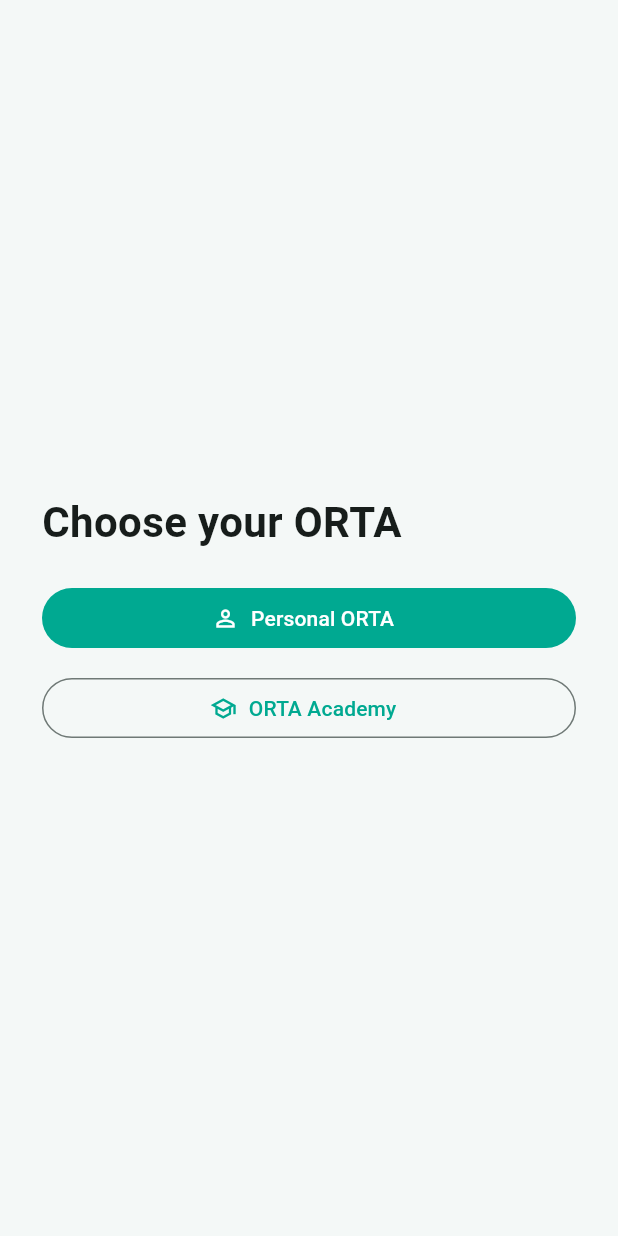
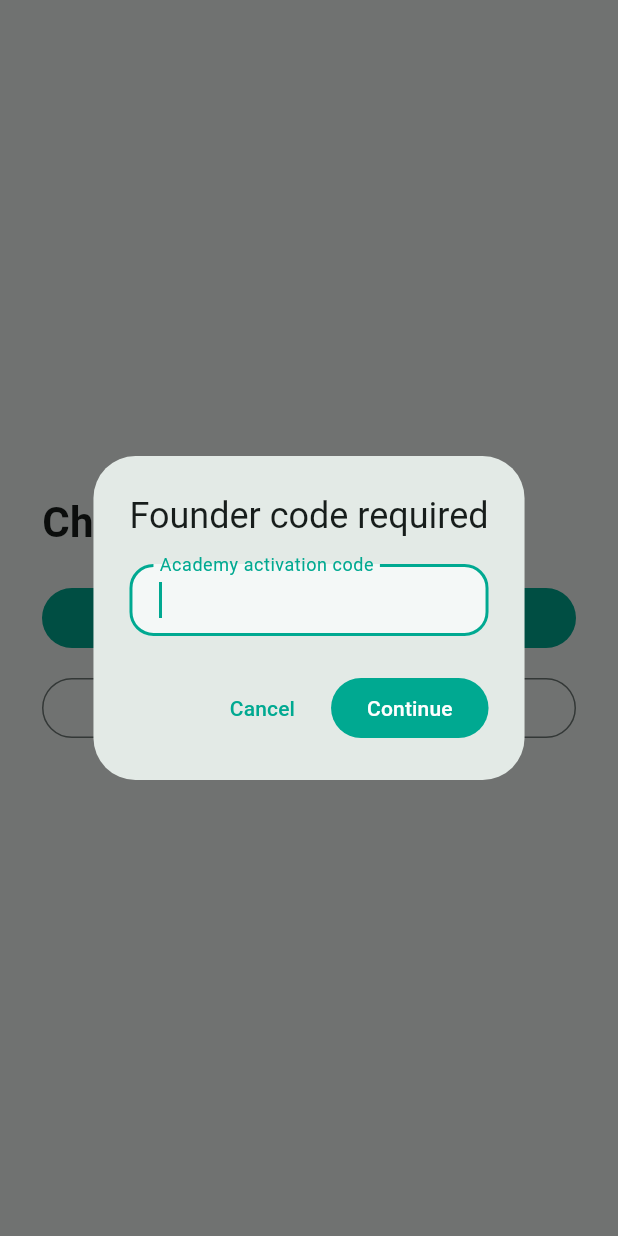
Before and after one commit to AkerkeAI/orta, a Flutter app: the _ModeChooser screen opened directly with empty values, after a tap on "ORTA Academy", on a phone screen of 412 x 824 dp. Run offline on Flutter 3.47's test engine with Material 3 defaults, Android fonts, the phone set to English and light mode, and no system bars; our stand-ins replace flutter_markdown_plus, shared_preferences, supabase_flutter, timezone; accounts and stored records are empty.

Commit message:
Require Founder code for Academy mode selection

```diff
--- a/lib/main.dart
+++ b/lib/main.dart
@@ -170,8 +170,15 @@ class _AdmissionsEntryState extends State<_AdmissionsEntry> {
             final profile = profileSnapshot.data!;
             if (profile['app_mode'] == null && profile['role'] == 'student') {
               return _ModeChooser(
-                onChoose: (mode) async {
-                  await Supabase.instance.client.rpc('select_orta_mode', params: {'p_mode': mode});
+                onChoose: (mode, code) async {
+                  if (mode == 'academy') {
+                    final activated = await Supabase.instance.client.rpc(
+                      'activate_orta_academy', params: {'p_code': code},
+                    );
+                    if (activated != true) throw StateError('The Founder code is invalid, expired, or already used.');
+                  } else {
+                    await Supabase.instance.client.rpc('select_orta_mode', params: {'p_mode': mode});
+                  }
                   final updated = await Supabase.instance.client.from('profiles')
                       .select('role, full_name, interface_language, app_mode')
                       .eq('id', userId).single();
@@ -456,7 +463,7 @@ class _RoleWorkspace extends StatelessWidget {
 
 class _ModeChooser extends StatelessWidget {
   const _ModeChooser({required this.onChoose});
-  final Future<void> Function(String mode) onChoose;
+  final Future<void> Function(String mode, String? code) onChoose;
   @override
   Widget build(BuildContext context) => Scaffold(body: Center(child: ConstrainedBox(
     constraints: const BoxConstraints(maxWidth: 520), child: Padding(padding: const EdgeInsets.all(28), child: Column(
@@ -465,11 +472,22 @@ class _ModeChooser extends StatelessWidget {
         const SizedBox(height: 20),
         FilledButton.icon(onPressed: () => _choose(context, 'personal'), icon: const Icon(Icons.person_outline), label: const Text('Personal ORTA')),
         const SizedBox(height: 12),
-        OutlinedButton.icon(onPressed: () => _choose(context, 'academy'), icon: const Icon(Icons.school_outlined), label: const Text('ORTA Academy')),
+        OutlinedButton.icon(onPressed: () => _chooseAcademy(context), icon: const Icon(Icons.school_outlined), label: const Text('ORTA Academy')),
       ],
     )),
   )));
-  Future<void> _choose(BuildContext context, String mode) async { try { await onChoose(mode); } catch (error) { if (context.mounted) ScaffoldMessenger.of(context).showSnackBar(SnackBar(content: Text('Could not save your choice: $error'))); } }
+  Future<void> _choose(BuildContext context, String mode) async { try { await onChoose(mode, null); } catch (error) { if (context.mounted) ScaffoldMessenger.of(context).showSnackBar(SnackBar(content: Text('Could not save your choice: $error'))); } }
+  Future<void> _chooseAcademy(BuildContext context) async {
+    final controller = TextEditingController();
+    final code = await showDialog<String>(context: context, builder: (context) => AlertDialog(
+      title: const Text('Founder code required'),
+      content: TextField(controller: controller, autofocus: true, decoration: const InputDecoration(labelText: 'Academy activation code')),
+      actions: [TextButton(onPressed: () => Navigator.pop(context), child: const Text('Cancel')), FilledButton(onPressed: () => Navigator.pop(context, controller.text.trim()), child: const Text('Continue'))],
+    ));
+    controller.dispose();
+    if (code == null || code.isEmpty || !context.mounted) return;
+    try { await onChoose('academy', code); } catch (error) { if (context.mounted) ScaffoldMessenger.of(context).showSnackBar(SnackBar(content: Text('Could not activate Academy: $error'))); }
+  }
 }
 
 class _PersonalEntry extends StatefulWidget {
```
